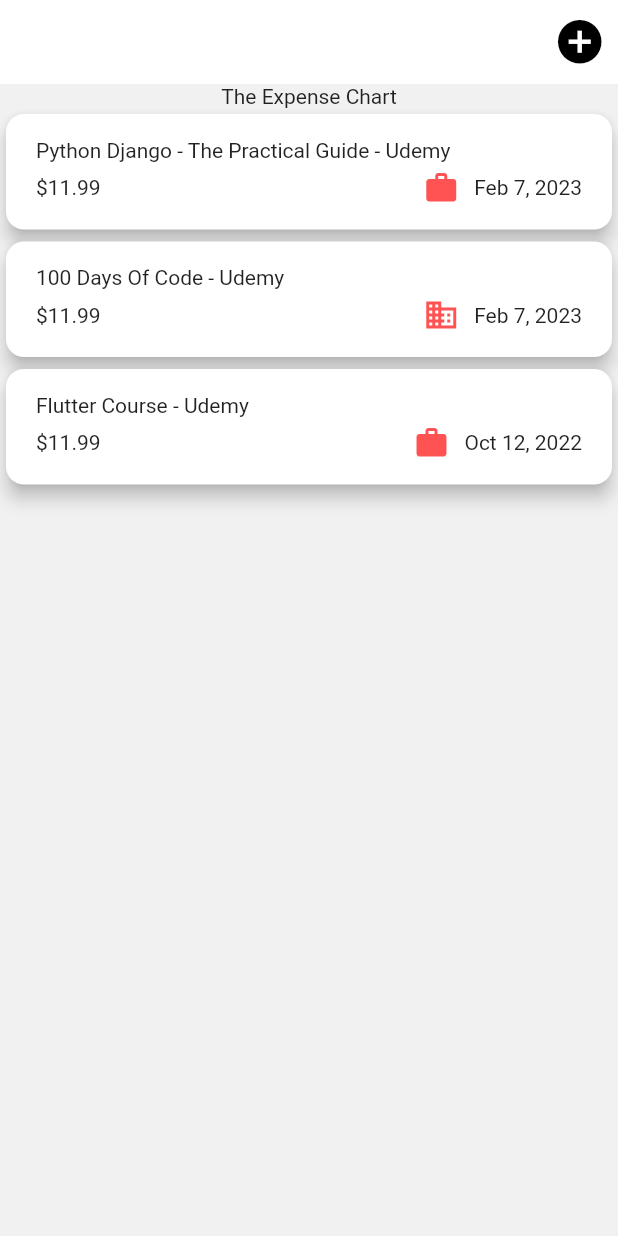
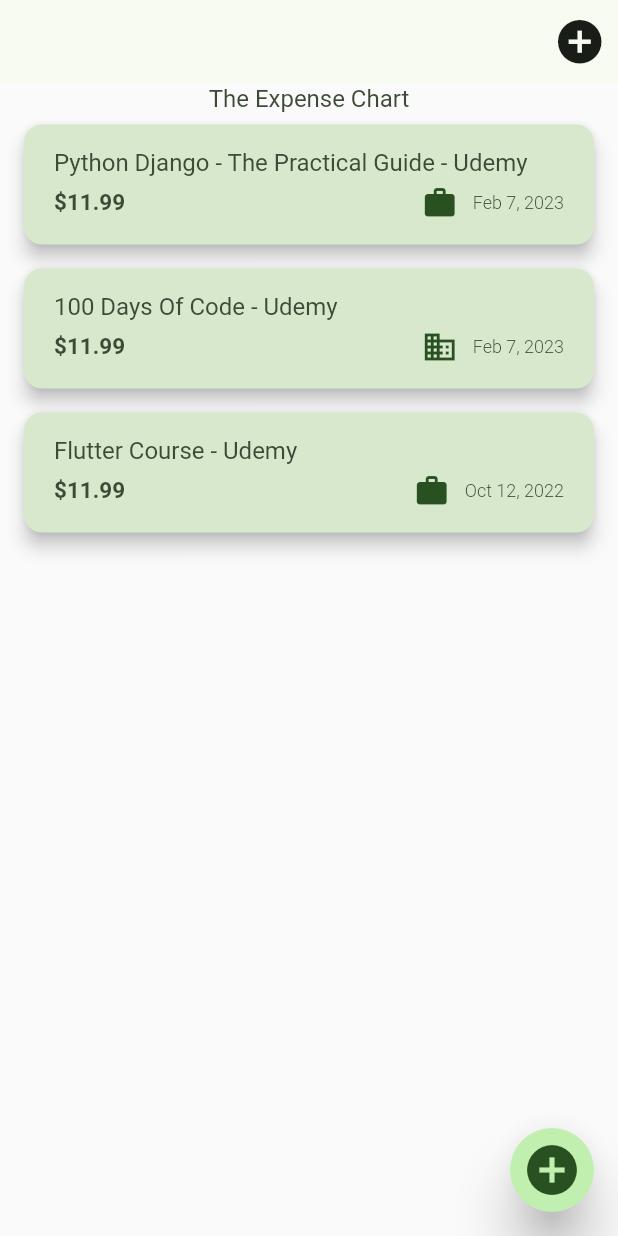
Before and after one commit to nadiahylary/expense_app, a Flutter app: the screen it shows after launch, on a phone screen of 412 x 824 dp. Run offline on Flutter 3.47's test engine with Material 2 defaults, Android fonts, the phone set to English and light mode, and no system bars; our stand-ins replace google_fonts; Roboto replaces fonts that are missing (Changa, Ubuntu).

Commit message:
added theme options

```diff
--- a/lib/models/expense.dart
+++ b/lib/models/expense.dart
@@ -26,9 +26,6 @@ class Expense {
     return DateFormat.yMMMd().format(date);
   }
 
-  /*Icon get expenseIcon{
-    return
-  }*/
 
   Expense(
       {required this.title,
--- a/lib/widgets/expenses.dart
+++ b/lib/widgets/expenses.dart
@@ -38,7 +38,8 @@ class _ExpenseAppState extends State<ExpenseApp> {
   }
 
   void _deleteExpense(Expense expense) {
-    final expenseIndex = _expensesList.indexOf(expense); /**getting the index of
+    final expenseIndex = _expensesList.indexOf(expense);
+    /**getting the index of
         the expense to be deleted here makes a whole difference. Because once the
         delete action is made, the index doesn't exist anymore. So trying to undo
         the delete is like trying to access a negative index, ie an index that doesn't exist,
@@ -52,7 +53,7 @@ class _ExpenseAppState extends State<ExpenseApp> {
       content: const Text("Expense Deleted."),
       action: SnackBarAction(
           label: "Undo",
-          onPressed: (){
+          onPressed: () {
             setState(() {
               _expensesList.insert(expenseIndex, expense);
             });
@@ -105,7 +106,7 @@ class _ExpenseAppState extends State<ExpenseApp> {
             IconButton(
                 onPressed: _openAddExpenseWidget,
                 icon: const Icon(
-                Icons.add_circle_outlined,
+                  Icons.add_circle,
                   size: 35,
                 ))
           ],
@@ -118,6 +119,15 @@ class _ExpenseAppState extends State<ExpenseApp> {
             ),
           ],
         ),
+        floatingActionButton: FloatingActionButton(
+            onPressed: _openAddExpenseWidget,
+            elevation: 15,
+            shape: const CircleBorder(),
+            child: const Icon(
+              Icons.add_circle,
+              size: 40,
+            )
+        ),
     );
   }
 }
--- a/lib/widgets/expenses_list_widgets/expense_item.dart
+++ b/lib/widgets/expenses_list_widgets/expense_item.dart
@@ -1,5 +1,4 @@
 import 'package:flutter/material.dart';
-import 'package:intl/intl.dart';
 
 import '../../models/expense.dart';
 
@@ -17,19 +16,19 @@ class ExpenseItem extends StatelessWidget {
         child: Column(
           crossAxisAlignment: CrossAxisAlignment.start,
           children: [
-            Text(expense.title),
+            Text(expense.title, style: Theme.of(context).textTheme.bodyMedium,),
             const SizedBox(
               height: 5,
             ),
             Row(
               children: [
-                Text('\$${expense.amount.toStringAsFixed(2)}'),
+                Text('\$${expense.amount.toStringAsFixed(2)}', style: Theme.of(context).textTheme.bodyLarge,),
                 const Spacer(),
                 Row(
                   children: [
-                    Icon(categoryIcons[expense.category], color: Colors.redAccent,),
+                    Icon(categoryIcons[expense.category], color: Theme.of(context).colorScheme.onPrimaryContainer,),
                     const SizedBox(width: 10,),
-                    Text(expense.formattedDate),
+                    Text(expense.formattedDate, style: Theme.of(context).textTheme.bodySmall,),
                   ],
                 )
               ],
```
Also changed, not shown: lib/main.dart (+59 -2 lines). Lines whose indentation alone changed are shown as unchanged.
